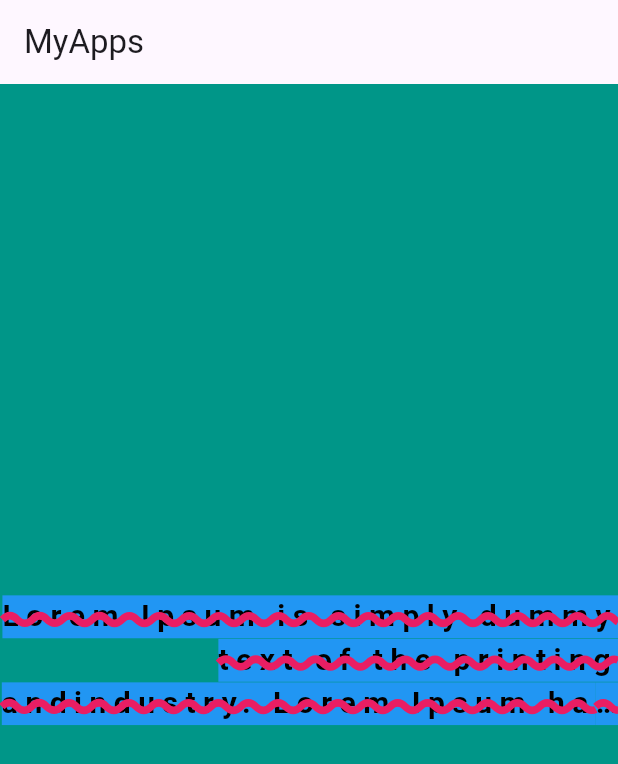
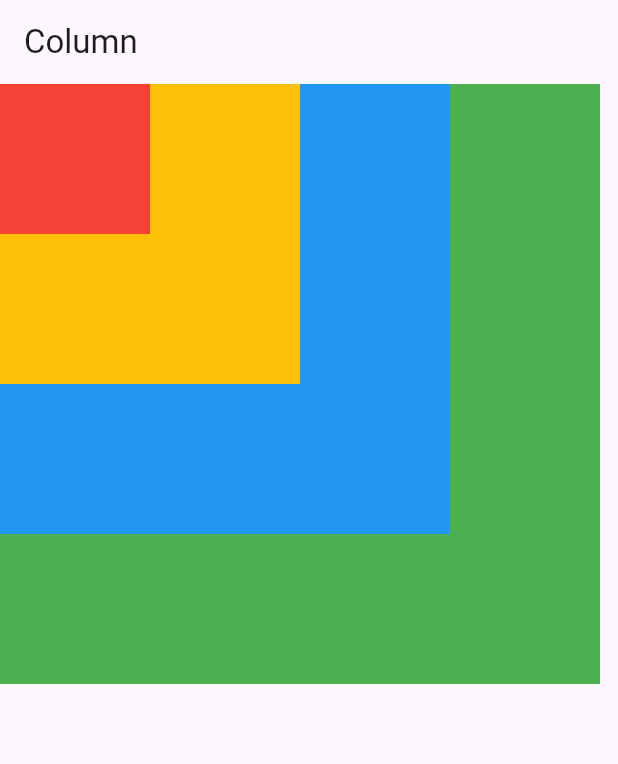
Before and after one commit to hafid-js/Learn-Flutter, a Flutter app: the screen it shows after launch, on a phone screen of 412 x 824 dp. Shown: the top 764 px of the screen. Run offline on Flutter 3.47's test engine with Material 3 defaults, Android fonts, the phone set to English and light mode, and no system bars; Roboto replaces fonts that are missing (Stick).

Commit message:
visible and invisible widget

```diff
--- a/lib/main.dart
+++ b/lib/main.dart
@@ -1,39 +1,44 @@
+
 import 'package:flutter/material.dart';
 
-main(){
+main() {
   runApp(MyApp());
 }
 
 class MyApp extends StatelessWidget {
+
   @override
   Widget build(BuildContext context) {
     return MaterialApp(
-      debugShowCheckedModeBanner: false,
       home: Scaffold(
-        backgroundColor: Colors.teal,
-        appBar: AppBar(title: Text("MyApps"),),
-
-        body: Center(
-          child: Text(
-            "Lorem Ipsum is simply dummy text of the printing andindustry. Lorem Ipsum has been the industry's standard dummy text ever since the 1500s, when an unknown printer took a galley of type and scrambled it to make a type specimen book. It has survived not only five centuries, but also the leap into electronic typesetting, remaining essentially unchanged. It was popularised in the 1960s with the release of Letraset sheets containing Lorem Ipsum passages, and more recently with desktop publishing software like Aldus PageMaker including versions of Lorem Ipsum",
-            maxLines: 3,
-            overflow: TextOverflow.ellipsis,
-            textAlign: TextAlign.right,
-            style: TextStyle(
-              backgroundColor: Colors.blue,
-              color: Colors.black,
-              fontSize: 20,
-              fontWeight: FontWeight.bold,
-              letterSpacing: 5,
-              fontFamily: 'Stick',
-              decorationStyle: TextDecorationStyle.wavy,
-              decoration: TextDecoration.lineThrough,
-              decorationColor: Colors.pink,
-              decorationThickness: 5
+        appBar: AppBar(
+          title: Text("Column"),
+        ),
+        body: Stack(
+          children: [
+            Container(
+              height: 400,
+              width: 400,
+              color: Colors.green,
             ),
-          ),
+            Container(
+              height: 300,
+              width: 300,
+              color: Colors.blue,
+            ),
+            Container(
+              height: 200,
+              width: 200,
+              color: Colors.amber,
+            ),
+            Container(
+              height: 100,
+              width: 100,
+              color: Colors.red,
+            )
+          ],
         ),
-              ),
+      )
     );
   }
 }
```
